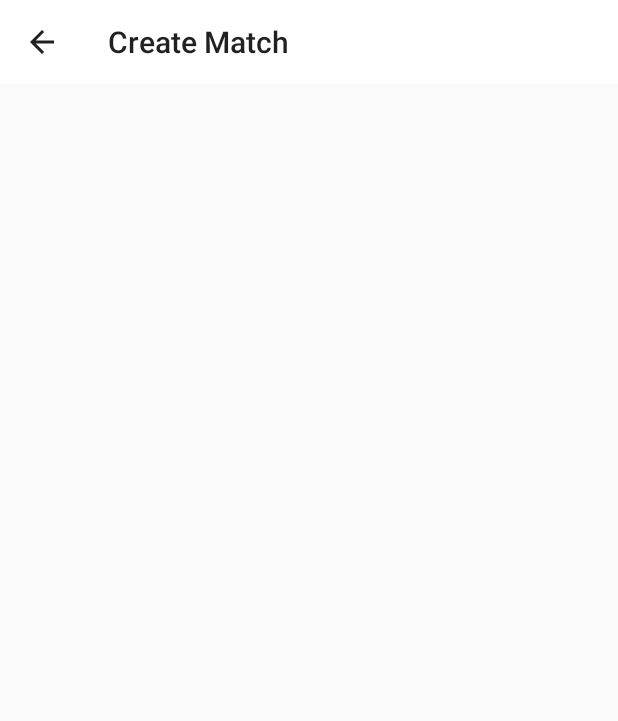
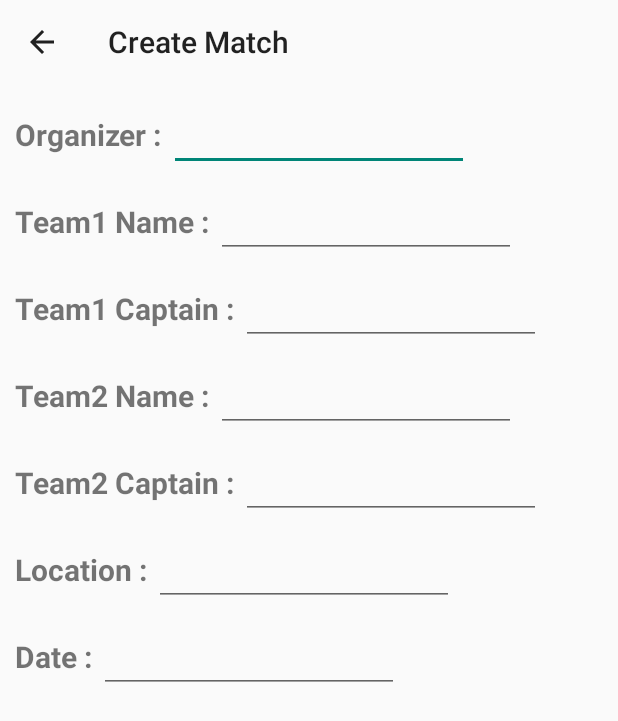
Before and after one commit to Ljcup/Football, an Android app: the Creatematch screen opened directly, with no data from a screen before it, on a phone screen of 412 x 824 dp. Shown: the top 721 px of the screen. Run offline under Robolectric (Android 15) with nearby library versions, the phone set to English and light mode, and no system bars.

Commit message:
Initial Commit

```diff
--- a/app/src/main/java/com/myapp/scorenumber/Creatematch.java
+++ b/app/src/main/java/com/myapp/scorenumber/Creatematch.java
@@ -16,5 +16,8 @@ public class Creatematch extends AppCompatActivity {
         setSupportActionBar(toolbar);
         getSupportActionBar().setTitle("Create Match");
         getSupportActionBar().setDisplayHomeAsUpEnabled(true);
+
+
+
     }
 }
--- a/app/src/main/res/layout/activity_creatematch.xml
+++ b/app/src/main/res/layout/activity_creatematch.xml
@@ -1,24 +1,14 @@
 <?xml version="1.0" encoding="utf-8"?>
-<androidx.constraintlayout.widget.ConstraintLayout xmlns:android="http://schemas.android.com/apk/res/android"
+<LinearLayout xmlns:android="http://schemas.android.com/apk/res/android"
     xmlns:app="http://schemas.android.com/apk/res-auto"
     xmlns:tools="http://schemas.android.com/tools"
     android:layout_width="match_parent"
     android:layout_height="match_parent"
-    tools:context=".Creatematch">
-
-
-    <ScrollView
-        android:layout_width="match_parent"
-        android:layout_height="match_parent">
-
-        <androidx.constraintlayout.widget.ConstraintLayout
-            android:layout_width="match_parent"
-            android:layout_height="match_parent"
-            android:background="#FFFFFF">
-
+    tools:context=".Creatematch"
+    android:orientation="vertical">
     <androidx.appcompat.widget.Toolbar
         android:id="@+id/toolbar"
-                android:layout_width="0dp"
+        android:layout_width="match_parent"
         android:layout_height="wrap_content"
         android:background="#00008577"
         android:minHeight="?attr/actionBarSize"
@@ -27,14 +17,132 @@
         app:layout_constraintStart_toStartOf="parent"
         app:layout_constraintTop_toTopOf="parent"
         app:navigationIcon="@drawable/ic_baseline_arrow_back_24"
-                app:title="Create Match"
-                >
-
-
+        app:title="Create Match">
     </androidx.appcompat.widget.Toolbar>
-
-        </androidx.constraintlayout.widget.ConstraintLayout>
-
-    </ScrollView>
-
-</androidx.constraintlayout.widget.ConstraintLayout>
+    <LinearLayout android:layout_height="wrap_content"
+        android:layout_width="match_parent"
+        android:orientation="horizontal"
+        android:layout_marginTop="10dp">
+        <TextView
+            android:layout_height="wrap_content"
+            android:layout_width="wrap_content"
+            android:text="Organizer : "
+            android:textStyle="bold"
+            android:textSize="20dp"
+            android:layout_marginStart="10dp">
+        </TextView>
+        <EditText
+            android:layout_height="wrap_content"
+            android:layout_width="200dp"
+            android:textSize="20dp">
+        </EditText>
+    </LinearLayout>
+    <LinearLayout android:layout_height="wrap_content"
+        android:layout_width="match_parent"
+        android:orientation="horizontal"
+        android:layout_marginTop="10dp"
+        android:layout_marginStart="10dp">
+        <TextView
+            android:layout_height="wrap_content"
+            android:layout_width="wrap_content"
+            android:text="Team1 Name : "
+            android:textStyle="bold"
+            android:textSize="20dp">
+        </TextView>
+        <EditText
+            android:layout_height="wrap_content"
+            android:layout_width="200dp"
+            android:textSize="20dp">
+        </EditText>
+    </LinearLayout>
+    <LinearLayout android:layout_height="wrap_content"
+        android:layout_width="match_parent"
+        android:orientation="horizontal"
+        android:layout_marginTop="10dp"
+        android:layout_marginStart="10dp">
+        <TextView
+            android:layout_height="wrap_content"
+            android:layout_width="wrap_content"
+            android:text="Team1 Captain : "
+            android:textStyle="bold"
+            android:textSize="20dp">
+        </TextView>
+        <EditText
+            android:layout_height="wrap_content"
+            android:layout_width="200dp"
+            android:textSize="20dp">
+        </EditText>
+    </LinearLayout>
+    <LinearLayout android:layout_height="wrap_content"
+        android:layout_width="match_parent"
+        android:orientation="horizontal"
+        android:layout_marginTop="10dp"
+        android:layout_marginStart="10dp">
+        <TextView
+            android:layout_height="wrap_content"
+            android:layout_width="wrap_content"
+            android:text="Team2 Name : "
+            android:textStyle="bold"
+            android:textSize="20dp">
+        </TextView>
+        <EditText
+            android:layout_height="wrap_content"
+            android:layout_width="200dp"
+            android:textSize="20dp">
+        </EditText>
+    </LinearLayout>
+    <LinearLayout android:layout_height="wrap_content"
+        android:layout_width="match_parent"
+        android:orientation="horizontal"
+        android:layout_marginTop="10dp"
+        android:layout_marginStart="10dp">
+        <TextView
+            android:layout_height="wrap_content"
+            android:layout_width="wrap_content"
+            android:text="Team2 Captain : "
+            android:textStyle="bold"
+            android:textSize="20dp">
+        </TextView>
+        <EditText
+            android:layout_height="wrap_content"
+            android:layout_width="200dp"
+            android:textSize="20dp">
+        </EditText>
+    </LinearLayout>
+    <LinearLayout android:layout_height="wrap_content"
+        android:layout_width="match_parent"
+        android:orientation="horizontal"
+        android:layout_marginTop="10dp"
+        android:layout_marginStart="10dp">
+        <TextView
+            android:layout_height="wrap_content"
+            android:layout_width="wrap_content"
+            android:text="Location : "
+            android:textStyle="bold"
+            android:textSize="20dp">
+        </TextView>
+        <EditText
+            android:layout_height="wrap_content"
+            android:layout_width="200dp"
+            android:textSize="20dp">
+        </EditText>
+    </LinearLayout>
+    <LinearLayout android:layout_height="wrap_content"
+        android:layout_width="match_parent"
+        android:orientation="horizontal"
+        android:layout_marginTop="10dp"
+        android:layout_marginStart="10dp">
+        <TextView
+            android:layout_height="wrap_content"
+            android:layout_width="wrap_content"
+            android:text="Date : "
+            android:textStyle="bold"
+            android:textSize="20dp">
+        </TextView>
+        <EditText
+            android:layout_height="wrap_content"
+            android:layout_width="200dp"
+            android:textSize="20dp">
+        </EditText>
+    </LinearLayout>
+</LinearLayout>
```
Lines whose indentation alone changed are shown as unchanged.
